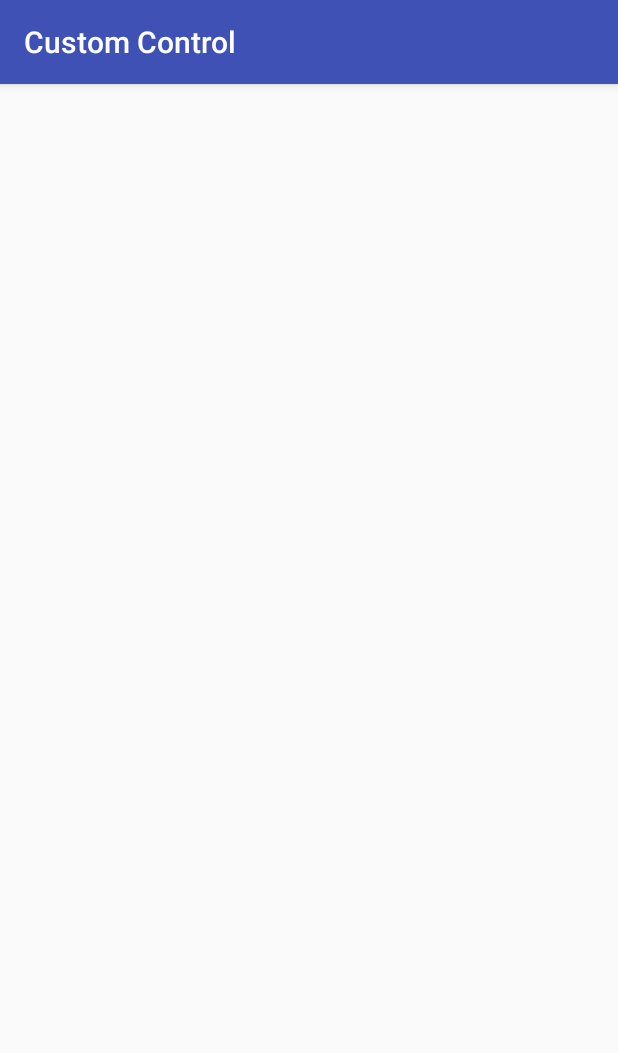
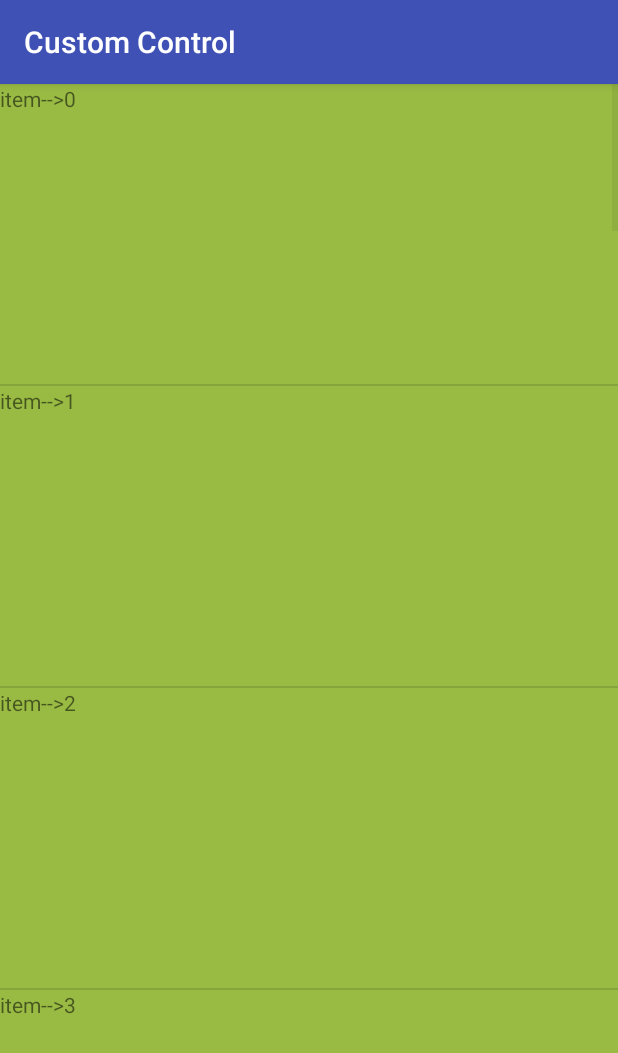
Before and after one commit to xuchengpu/CustomControl, an Android app: the ViewDragHelperActivity screen opened directly, with no data from a screen before it, on a phone screen of 412 x 824 dp. Shown: the top 1053 px of the screen. Run offline under Robolectric (Android 15) with nearby library versions, the light colour scheme and no system bars; our stand-ins replace ButterKnife.

Commit message:
二手车之家viewDragHelper工具类的使用

```diff
--- a/app/src/main/AndroidManifest.xml
+++ b/app/src/main/AndroidManifest.xml
@@ -26,7 +26,9 @@
         <activity android:name=".activitys.FlowlayoutActivity" />
         <activity android:name=".activitys.TouchActivity" />
         <activity android:name=".activitys.KuGouActivity" />
-        <activity android:name=".activitys.ViewDragHelperActivity"></activity>
+        <activity android:name=".activitys.ViewDragHelperActivity" />
+        <activity android:name=".activitys.StatusBarActivity"
+            android:theme="@style/Theme.AppCompat.Light.NoActionBar"></activity>
     </application>
 
 </manifest>
--- a/app/src/main/java/com/xuchengpu/customcontrol/activitys/ViewDragHelperActivity.java
+++ b/app/src/main/java/com/xuchengpu/customcontrol/activitys/ViewDragHelperActivity.java
@@ -2,33 +2,68 @@ package com.xuchengpu.customcontrol.activitys;
 
 import android.os.Bundle;
 import android.support.v7.app.AppCompatActivity;
+import android.view.LayoutInflater;
 import android.view.View;
-import android.widget.Toast;
+import android.view.ViewGroup;
+import android.widget.BaseAdapter;
+import android.widget.ListView;
+import android.widget.TextView;
 
 import com.xuchengpu.customcontrol.R;
-import com.xuchengpu.customcontrol.wiget.TouchView;
+
+import java.util.ArrayList;
+import java.util.List;
 
 import butterknife.ButterKnife;
 import butterknife.InjectView;
 
 public class ViewDragHelperActivity extends AppCompatActivity {
 
-    @InjectView(R.id.tv1)
-    TouchView  tv1;
-    @InjectView(R.id.tv2)
-    TouchView  tv2;
-    @InjectView(R.id.tv3)
-    TouchView  tv3;
+    @InjectView(R.id.listview)
+    ListView listview;
+    private List<String> datas = new ArrayList<>();
 
     @Override
     protected void onCreate(Bundle savedInstanceState) {
         super.onCreate(savedInstanceState);
         setContentView(R.layout.activity_view_drag_helper);
         ButterKnife.inject(this);
-        tv3.setOnClickListener(new View.OnClickListener() {
+
+        for (int i = 0; i < 30; i++) {
+            datas.add("item-->" + i);
+        }
+        listview.setAdapter(new BaseAdapter() {
             @Override
-            public void onClick(View v) {
-                Toast.makeText(ViewDragHelperActivity.this, "tv3", Toast.LENGTH_SHORT).show();
+            public int getCount() {
+                return datas.size();
+            }
+
+            @Override
+            public Object getItem(int position) {
+                return null;
+            }
+
+            @Override
+            public long getItemId(int position) {
+                return 0;
+            }
+
+            @Override
+            public View getView(int position, View convertView, ViewGroup parent) {
+                MyViewHolder holder;
+                if (convertView == null) {
+                    convertView = LayoutInflater.from(ViewDragHelperActivity.this).inflate(R.layout.item_lv, parent, false);
+                    holder=new MyViewHolder();
+                    holder.tv= (TextView) convertView;
+                    convertView.setTag(holder);
+                }else{
+                    holder= (MyViewHolder) convertView.getTag();
+                }
+                holder.tv.setText(datas.get(position));
+                return convertView;
+            }
+            class MyViewHolder {
+                TextView tv;
             }
         });
 
--- /dev/null
+++ b/app/src/main/java/com/xuchengpu/customcontrol/wiget/DragHelperView.java
@@ -0,0 +1,156 @@
+package com.xuchengpu.customcontrol.wiget;
+
+import android.content.Context;
+import android.support.annotation.NonNull;
+import android.support.annotation.Nullable;
+import android.support.v4.widget.ListViewCompat;
+import android.support.v4.widget.ViewDragHelper;
+import android.util.AttributeSet;
+import android.view.MotionEvent;
+import android.view.View;
+import android.widget.FrameLayout;
+import android.widget.ListView;
+
+/**
+ * Created by 许成谱 on 2018/4/10 18:21.
+ * qq:1550540124
+ * 热爱生活每一天！
+ */
+
+public class DragHelperView extends FrameLayout {
+    private ViewDragHelper dragHelper;//系统提供给我们用于拖动子view的工具类
+    private View dragListview;//上层的子孩子实例
+    private View menuView;//下层的菜单栏实例
+    private int menuHeight;//菜单栏高度
+    private  boolean menuIsOpen=false;//菜单栏是否打开
+
+    public DragHelperView(@NonNull Context context) {
+        this(context, null);
+    }
+
+    public DragHelperView(@NonNull Context context, @Nullable AttributeSet attrs) {
+        this(context, attrs, 0);
+    }
+
+    public DragHelperView(@NonNull Context context, @Nullable AttributeSet attrs, int defStyleAttr) {
+        super(context, attrs, defStyleAttr);
+        dragHelper = ViewDragHelper.create(this, new MyCalllBack());//只能通过建造者模式来创建
+    }
+
+    @Override
+    protected void onFinishInflate() {
+        super.onFinishInflate();
+        int childCount = getChildCount();
+        if (childCount != 2) {
+            throw new RuntimeException("DragHelperView 只能包含两个子view");
+        }
+        menuView = getChildAt(0);//拿到菜单栏
+        dragListview = getChildAt(1);//拿到listview
+
+    }
+
+    @Override
+    protected void onLayout(boolean changed, int left, int top, int right, int bottom) {
+        super.onLayout(changed, left, top, right, bottom);
+        if (changed) {
+            menuHeight = menuView.getMeasuredHeight();//必须在测量之后，即super.onMeasure()之后、onlayout()、onSizeChanged()中等都可以获取控件的高度
+        }
+    }
+
+    @Override
+    public boolean onTouchEvent(MotionEvent event) {
+        dragHelper.processTouchEvent(event);//将事件传递给ViewDragHelper，注意要是事件传递不完整，就会报错
+        return true;//如果不return true,则后续的move和up将不会再传递给它了，dragHelper就不能发挥作用了
+    }
+
+
+    //上部的孩子换成listview后，拖动效果失效？事件被listview给消费掉了
+    //Ignoring pointerId=0 because ACTION_DOWN was not received for this pointer before ACTION_MOVE. It likely happened because  ViewDragHelper did not receive all the events in the event stream.
+    //报上面这个错是因为拦截后move事件传递给了dragHelper,但down事件还没有传递过去因此需要加上第A步
+    private float downY;
+    private float moveY;
+
+    @Override
+    public boolean onInterceptTouchEvent(MotionEvent ev) {
+        switch (ev.getAction()) {
+            case MotionEvent.ACTION_DOWN:
+                downY = ev.getY();
+                dragHelper.processTouchEvent(ev);//第A步
+                break;
+            case MotionEvent.ACTION_MOVE:
+                moveY=ev.getY();
+                if(moveY-downY>0&&!menuIsOpen&&!canChildScrollUp(dragListview)) {//向下滑动且位于顶部且listview的item位于最顶端
+                    return true;//拦截后事件传递给本层的TouchEvent，即传递给了draghelper.
+                }
+                if(menuIsOpen&&moveY-downY<0) {//菜单栏是打开状态且是向上滑动
+                    return true;
+                }
+                break;
+        }
+        return super.onInterceptTouchEvent(ev);
+    }
+
+
+    class MyCalllBack extends ViewDragHelper.Callback {
+
+        @Override
+        public boolean tryCaptureView(View child, int pointerId) {
+            //true:所有子view都可拖动
+            return dragListview == child;
+        }
+
+        @Override
+        public int clampViewPositionVertical(View child, int top, int dy) {
+            //形参由ViewDragHelper回调得到
+            //返回值用于设置竖直方向拖动的距离
+
+            if (top < 0) {
+                top = 0;
+            }
+            if (top > menuHeight) {
+                top = menuHeight;
+            }
+            return top;
+        }
+
+        //        @Override
+//        public int clampViewPositionHorizontal(View child, int left, int dx) {
+//            //返回值设置水平方向的距离
+//            return left;
+//        }
+        //手指松开的时候两者选其一，要么打开要么关闭
+        @Override
+        public void onViewReleased(View releasedChild, float xvel, float yvel) {
+            super.onViewReleased(releasedChild, xvel, yvel);
+            int top = dragListview.getTop();
+            if (top < menuHeight / 2) {
+                dragHelper.settleCapturedViewAt(0, 0);
+                menuIsOpen=false;
+            } else {
+                dragHelper.settleCapturedViewAt(0, menuHeight);
+                menuIsOpen=true;
+            }
+            invalidate();//实现回弹效果必须要加上的
+        }
+    }
+
+    //响应滚动，让dragHelper回弹必须重写的
+    @Override
+    public void computeScroll() {
+        if (dragHelper.continueSettling(true)) {
+            invalidate();
+        }
+    }
+
+    /**
+     * @return Whether it is possible for the child view of this layout to
+     *         scroll up. Override this if the child view is a custom view.
+     */
+    //从SwipeRefreshLayout中扒取而来，学会利用系统以后的方法工具,判断listview时候滑到顶
+    public boolean canChildScrollUp(View view) {
+        if (view instanceof ListView) {
+            return ListViewCompat.canScrollList((ListView) view, -1);
+        }
+        return view.canScrollVertically(-1);
+    }
+}
--- a/app/src/main/res/layout/activity_view_drag_helper.xml
+++ b/app/src/main/res/layout/activity_view_drag_helper.xml
@@ -1,20 +1,21 @@
 <?xml version="1.0" encoding="utf-8"?>
-<RelativeLayout xmlns:android="http://schemas.android.com/apk/res/android"
+<com.xuchengpu.customcontrol.wiget.DragHelperView xmlns:android="http://schemas.android.com/apk/res/android"
     xmlns:app="http://schemas.android.com/apk/res-auto"
     xmlns:tools="http://schemas.android.com/tools"
     android:layout_width="match_parent"
     android:layout_height="match_parent"
     tools:context="com.xuchengpu.customcontrol.activitys.ViewDragHelperActivity">
-    <com.xuchengpu.customcontrol.wiget.TouchView
-        android:id="@+id/tv1"
+    <TextView
+        android:background="@color/colorAccent"
         android:layout_width="match_parent"
-        android:layout_height="match_parent" />
-    <com.xuchengpu.customcontrol.wiget.TouchView
-        android:id="@+id/tv2"
+        android:layout_height="200dp" />
+    <ListView
+        android:id="@+id/listview"
+        android:background="#9b4"
         android:layout_width="match_parent"
-        android:layout_height="match_parent" />
-    <com.xuchengpu.customcontrol.wiget.TouchView
-        android:id="@+id/tv3"
+        android:layout_height="match_parent"/>
+    <!--<TextView
+        android:background="#9b4"
         android:layout_width="match_parent"
-        android:layout_height="match_parent" />
-</RelativeLayout>
+        android:layout_height="200dp" />-->
+</com.xuchengpu.customcontrol.wiget.DragHelperView>
--- /dev/null
+++ b/app/src/main/res/layout/item_lv.xml
@@ -0,0 +1,7 @@
+<?xml version="1.0" encoding="utf-8"?>
+<TextView xmlns:android="http://schemas.android.com/apk/res/android"
+    android:id="@+id/lv_textview"
+    android:layout_width="match_parent"
+    android:layout_height="200dp">
+
+</TextView>
--- a/settings.gradle
+++ b/settings.gradle
@@ -1 +1 @@
-include ':app', ':app12'
+include ':app'
```
Also changed, not shown: app/src/main/java/com/xuchengpu/customcontrol/activitys/MainActivity.java (+6 -1 lines), app/src/main/res/layout/activity_main.xml (+9 -0 lines).
